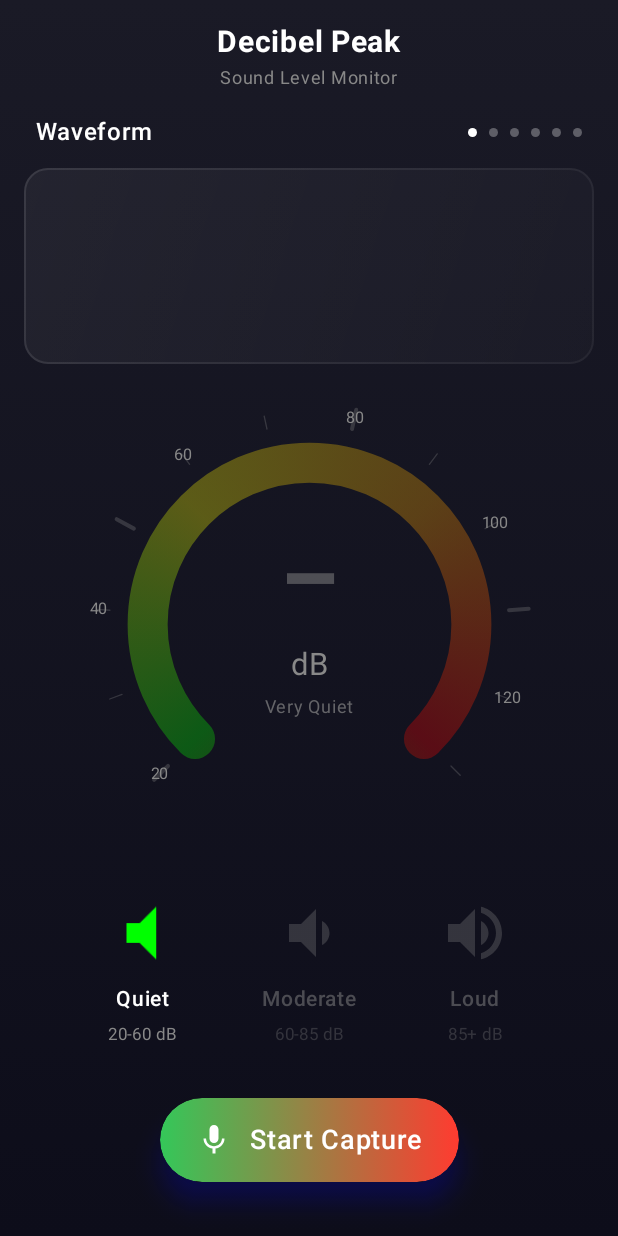
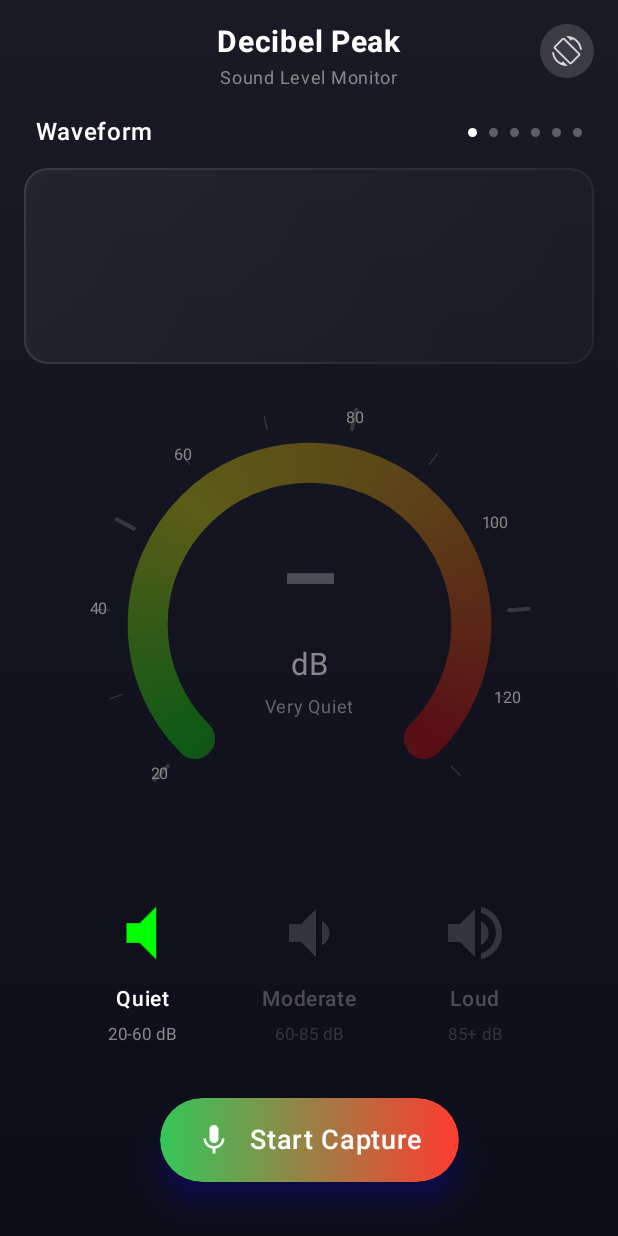
Before and after one commit to AndreFrelicot/DecibelPeak-android, an Android app built with Jetpack Compose: the screen it shows after launch (MainActivity), on a phone screen of 412 x 824 dp. Run offline under Robolectric (Android 15) with nearby library versions, the phone set to English and light mode, and no system bars.

Commit message:
Add orientation toggle button to top-right corner
UI Feature (MainActivity.kt):
- Add 36dp circular button with semi-transparent background
- Position at top-right with 16dp padding
- Use ScreenRotation icon for visual clarity

Functionality:
- Toggle between portrait and landscape on tap
- Use Activity.requestedOrientation for programmatic control
- Supports switching in both directions

New Imports:
- Activity, ActivityInfo for orientation control
- LocalContext for activity access
- CircleShape, Icon, clip for button styling

```diff
--- a/app/src/main/java/dev/andrefrelicot/decibelpeak/MainActivity.kt
+++ b/app/src/main/java/dev/andrefrelicot/decibelpeak/MainActivity.kt
@@ -1,12 +1,15 @@
 package dev.andrefrelicot.decibelpeak
 
 import android.Manifest
+import android.app.Activity
+import android.content.pm.ActivityInfo
 import android.os.Bundle
 import androidx.activity.ComponentActivity
 import androidx.activity.compose.setContent
 import androidx.activity.enableEdgeToEdge
 import androidx.compose.animation.core.tween
 import androidx.compose.foundation.background
+import androidx.compose.foundation.clickable
 import androidx.compose.foundation.layout.Arrangement
 import androidx.compose.foundation.layout.Box
 import androidx.compose.foundation.layout.Column
@@ -17,8 +20,12 @@ import androidx.compose.foundation.layout.fillMaxSize
 import androidx.compose.foundation.layout.fillMaxWidth
 import androidx.compose.foundation.layout.height
 import androidx.compose.foundation.layout.padding
+import androidx.compose.foundation.layout.size
 import androidx.compose.foundation.layout.width
+import androidx.compose.foundation.shape.CircleShape
 import androidx.compose.material.icons.Icons
+import androidx.compose.material.icons.filled.ScreenRotation
+import androidx.compose.material3.Icon
 import androidx.compose.material.icons.automirrored.filled.VolumeDown
 import androidx.compose.material.icons.automirrored.filled.VolumeMute
 import androidx.compose.material.icons.automirrored.filled.VolumeUp
@@ -30,9 +37,11 @@ import androidx.compose.runtime.collectAsState
 import androidx.compose.runtime.getValue
 import androidx.compose.ui.Alignment
 import androidx.compose.ui.Modifier
+import androidx.compose.ui.draw.clip
 import androidx.compose.ui.graphics.Brush
 import androidx.compose.ui.graphics.Color
 import androidx.compose.ui.platform.LocalConfiguration
+import androidx.compose.ui.platform.LocalContext
 import androidx.compose.ui.text.font.FontWeight
 import androidx.compose.ui.unit.dp
 import androidx.compose.ui.unit.sp
@@ -82,6 +91,8 @@ fun MainScreen(viewModel: MainViewModel = viewModel()) {
 
     val configuration = LocalConfiguration.current
     val isLandscape = configuration.orientation == android.content.res.Configuration.ORIENTATION_LANDSCAPE
+    val context = LocalContext.current
+    val activity = context as? Activity
 
     LaunchedEffect(Unit) {
         if (!permissionState.status.isGranted) {
@@ -139,6 +150,31 @@ fun MainScreen(viewModel: MainViewModel = viewModel()) {
                             permissionState.launchPermissionRequest()
                         }
                     }
+                )
+            }
+
+            // Rotation toggle button (top right)
+            Box(
+                modifier = Modifier
+                    .align(Alignment.TopEnd)
+                    .padding(top = 16.dp, end = 16.dp)
+                    .size(36.dp)
+                    .clip(CircleShape)
+                    .background(Color.White.copy(alpha = 0.15f))
+                    .clickable {
+                        activity?.requestedOrientation = if (isLandscape) {
+                            ActivityInfo.SCREEN_ORIENTATION_PORTRAIT
+                        } else {
+                            ActivityInfo.SCREEN_ORIENTATION_LANDSCAPE
+                        }
+                    },
+                contentAlignment = Alignment.Center
+            ) {
+                Icon(
+                    imageVector = Icons.Default.ScreenRotation,
+                    contentDescription = "Toggle orientation",
+                    tint = Color.White.copy(alpha = 0.8f),
+                    modifier = Modifier.size(20.dp)
                 )
             }
         }
```
